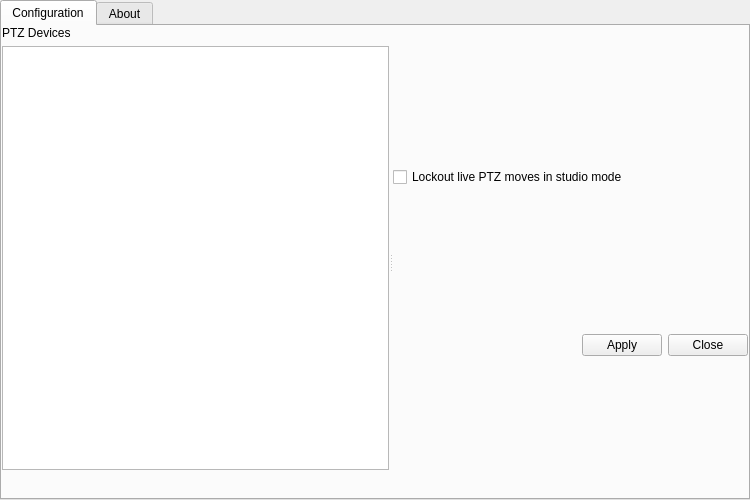
Qt form src/settings.ui (glikely/obs-ptz) before a commit.
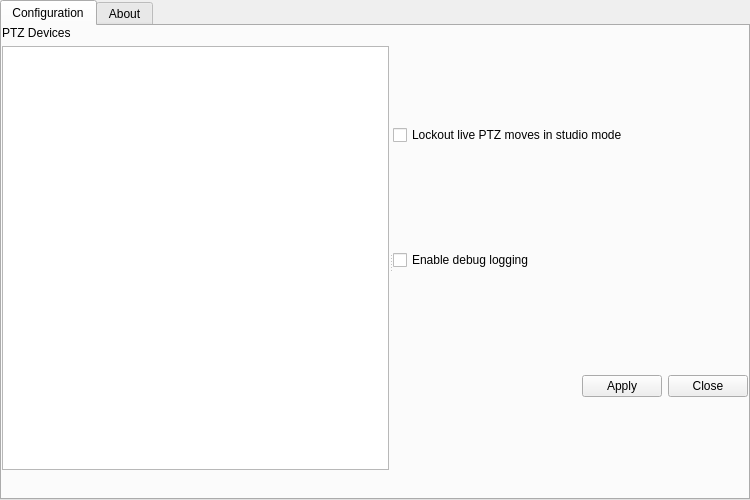
The same form after that commit.

Commit message:
Add debug level option to settings dialog
Adds a UI option for changing the level of debug messages. If the checkbox is
set, then all the protocol messages will be output. If not then they are
supressed from the log. By default the debug logging is turned off.

Diff of the .ui file:
```diff
--- a/src/settings.ui
+++ b/src/settings.ui
@@ -142,7 +142,7 @@
           </layout>
          </widget>
          <widget class="QWidget" name="widget" native="true">
-          <layout class="QVBoxLayout" name="verticalLayout_4" stretch="0,0,0">
+          <layout class="QVBoxLayout" name="verticalLayout_4" stretch="0,0,0,0">
            <property name="sizeConstraint">
             <enum>QLayout::SetDefaultConstraint</enum>
            </property>
@@ -156,6 +156,13 @@
              </property>
             </widget>
            </item>
+           <item>
+            <widget class="QCheckBox" name="enableDebugLogCheckBox">
+             <property name="text">
+              <string>Enable debug logging</string>
+             </property>
+            </widget>
+           </item>
            <item>
             <layout class="QHBoxLayout" name="propertiesLayout">
              <property name="spacing">
```
The commit also changes 4 other files.
